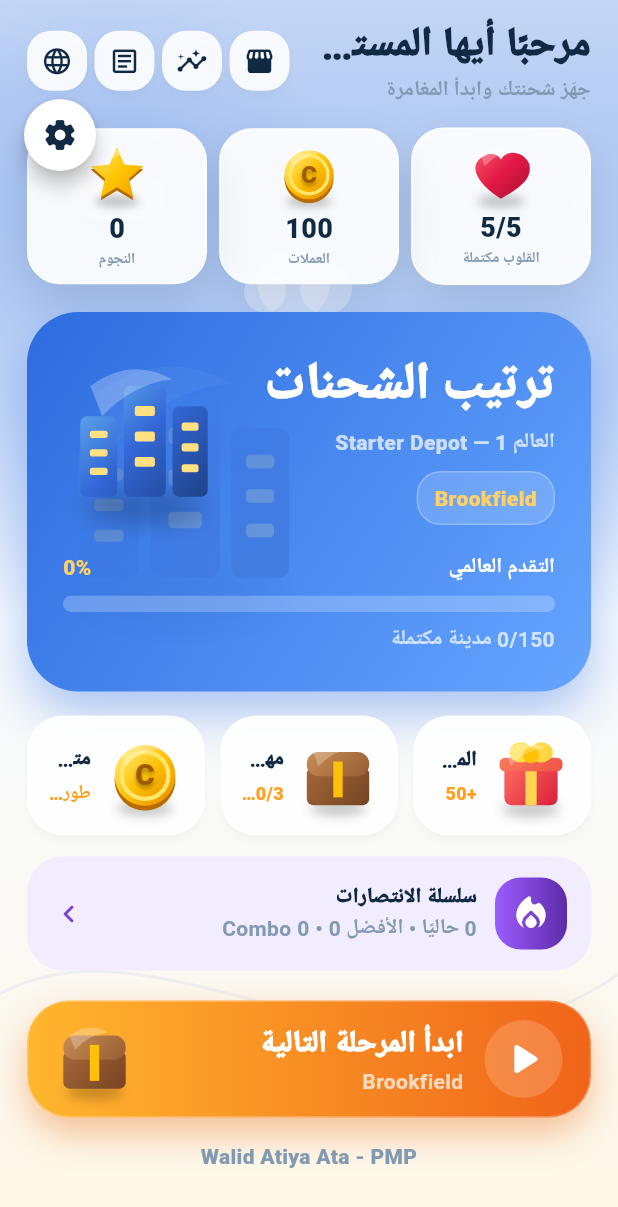
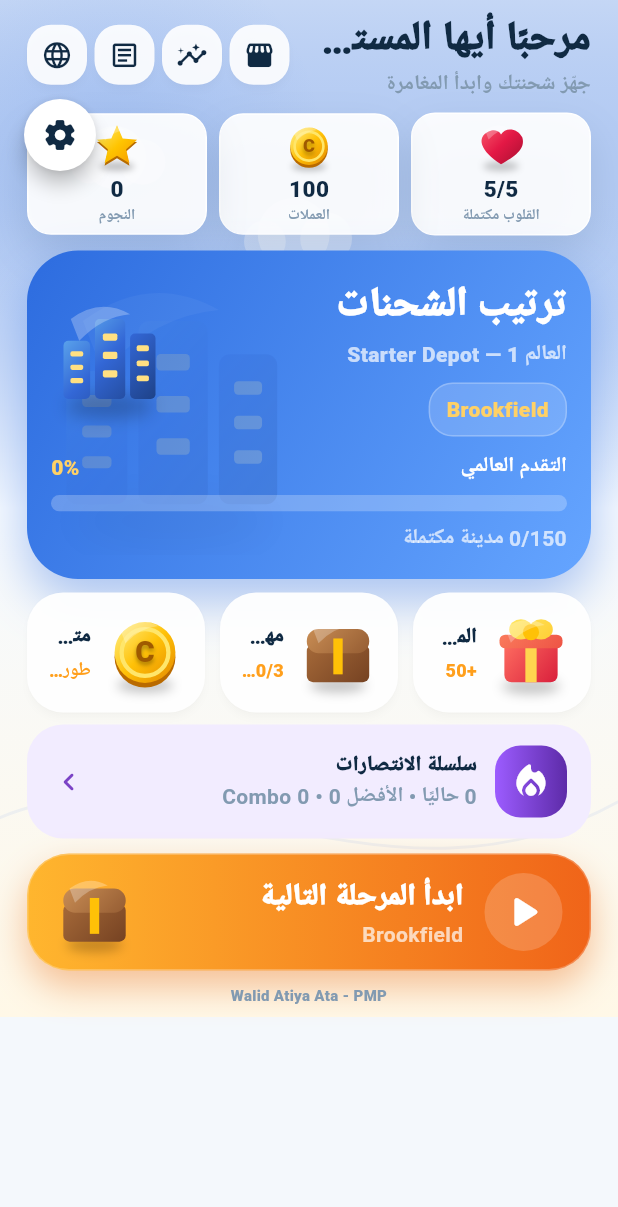
Before and after one commit to walidatiyaai2025-gif/CARGame, a Flutter app: the screen it shows after launch, after a tap on the "language" icon, on a phone screen of 412 x 824 dp. Shown: the top 1207 px of the screen. Run offline on Flutter 3.47's test engine with Material 3 defaults, Android fonts, the phone set to English and light mode, and no system bars; our stand-ins replace google_mobile_ads, shared_preferences; network calls fail; Roboto replaces fonts that are missing (Arial); statements that could not run were skipped.

Commit message:
feat(home): fit fullscreen layout with banner footer [skip ci]

```diff
--- a/lib/features/home/home_screen.dart
+++ b/lib/features/home/home_screen.dart
@@ -1,5 +1,6 @@
 import 'package:flutter/material.dart';
 
+import '../../core/ads/banner_ad_footer.dart';
 import '../../core/logging/log_viewer_screen.dart';
 import '../../core/motion/ambient_motion_background.dart';
 import '../../core/settings/app_settings_store.dart';
@@ -97,6 +98,7 @@ class _HomeScreenState extends State<HomeScreen> {
     final l10n = AppLocalizations.of(context)!;
 
     return Scaffold(
+      bottomNavigationBar: const BannerAdFooter(),
       body: AnimatedBuilder(
         animation: store,
         builder: (context, _) {
@@ -121,13 +123,20 @@ class _HomeScreenState extends State<HomeScreen> {
                   builder: (context, constraints) {
                     final compact = constraints.maxWidth < 390;
                     final horizontal = compact ? 12.0 : 18.0;
-                    return ListView(
+                    return Padding(
                       padding: EdgeInsets.fromLTRB(
                         horizontal,
-                        10,
+                        6,
                         horizontal,
-                        28,
+                        8,
                       ),
+                      child: FittedBox(
+                        fit: BoxFit.scaleDown,
+                        alignment: Alignment.topCenter,
+                        child: SizedBox(
+                          width: constraints.maxWidth - (horizontal * 2),
+                          child: Column(
+                            mainAxisSize: MainAxisSize.min,
                             children: [
                               _TopBar(
                                 ar: ar,
@@ -141,17 +150,18 @@ class _HomeScreenState extends State<HomeScreen> {
                                 ),
                                 onLanguage: widget.onToggleLanguage,
                               ),
-                        const SizedBox(height: 14),
+                              const SizedBox(height: 8),
                               _ResourceStrip(
                                 compact: compact,
-                          hearts: '${store.hearts}/${ProgressStore.maxHearts}',
+                                hearts:
+                                    '${store.hearts}/${ProgressStore.maxHearts}',
                                 heartLabel: _heartTimer(ar),
                                 coins: '${store.coins}',
                                 coinLabel: l10n.coins,
                                 stars: '${store.totalStars}',
                                 starLabel: ar ? 'النجوم' : 'Stars',
                               ),
-                        const SizedBox(height: 18),
+                              const SizedBox(height: 10),
                               _JourneyHero(
                                 ar: ar,
                                 compact: compact,
@@ -164,7 +174,7 @@ class _HomeScreenState extends State<HomeScreen> {
                                 startColor: world.startColor,
                                 endColor: world.endColor,
                               ),
-                        const SizedBox(height: 16),
+                              const SizedBox(height: 9),
                               _QuickActions(
                                 compact: compact,
                                 ar: ar,
@@ -176,7 +186,7 @@ class _HomeScreenState extends State<HomeScreen> {
                                 onMission: _openProgress,
                                 onShop: _openShop,
                               ),
-                        const SizedBox(height: 14),
+                              const SizedBox(height: 8),
                               _StreakPanel(
                                 ar: ar,
                                 current: store.currentWinStreak,
@@ -184,7 +194,7 @@ class _HomeScreenState extends State<HomeScreen> {
                                 combo: store.bestCombo,
                                 onTap: _openProgress,
                               ),
-                        const SizedBox(height: 20),
+                              const SizedBox(height: 10),
                               _StartJourneyButton(
                                 ar: ar,
                                 compact: compact,
@@ -193,17 +203,21 @@ class _HomeScreenState extends State<HomeScreen> {
                                 cityName: currentCity,
                                 onPressed: _openJourney,
                               ),
-                        const SizedBox(height: 16),
+                              const SizedBox(height: 9),
                               const Text(
                                 'Walid Atiya Ata - PMP',
                                 textAlign: TextAlign.center,
                                 style: TextStyle(
                                   color: AppTheme.muted,
+                                  fontSize: 10,
                                   fontWeight: FontWeight.w800,
                                   letterSpacing: .2,
                                 ),
                               ),
                             ],
+                          ),
+                        ),
+                      ),
                     );
                   },
                 ),
@@ -367,10 +381,10 @@ class _ResourceCard extends StatelessWidget {
 
   @override
   Widget build(BuildContext context) => Container(
-    padding: EdgeInsets.symmetric(horizontal: compact ? 7 : 10, vertical: 9),
+    padding: EdgeInsets.symmetric(horizontal: compact ? 7 : 10, vertical: 5),
     decoration: BoxDecoration(
       color: Colors.white.withValues(alpha: .92),
-      borderRadius: BorderRadius.circular(22),
+      borderRadius: BorderRadius.circular(16),
       border: Border.all(color: Colors.white),
       boxShadow: AppTheme.softShadow,
     ),
@@ -378,7 +392,7 @@ class _ResourceCard extends StatelessWidget {
       children: [
         ThreeDGameIcon(
           type: icon,
-          size: compact ? 34 : 42,
+          size: compact ? 27 : 32,
           animate: icon == ThreeDIconType.heart,
         ),
         const SizedBox(height: 2),
@@ -388,7 +402,7 @@ class _ResourceCard extends StatelessWidget {
             value,
             style: TextStyle(
               color: AppTheme.navy,
-              fontSize: compact ? 15 : 18,
+              fontSize: compact ? 13 : 15,
               fontWeight: FontWeight.w900,
             ),
           ),
@@ -435,7 +449,7 @@ class _JourneyHero extends StatelessWidget {
 
   @override
   Widget build(BuildContext context) => Container(
-    padding: EdgeInsets.all(compact ? 18 : 24),
+    padding: EdgeInsets.all(compact ? 12 : 16),
     decoration: BoxDecoration(
       gradient: LinearGradient(
         begin: Alignment.topLeft,
@@ -479,7 +493,7 @@ class _JourneyHero extends StatelessWidget {
                         overflow: TextOverflow.ellipsis,
                         style: TextStyle(
                           color: Colors.white,
-                          fontSize: compact ? 27 : 34,
+                          fontSize: compact ? 22 : 27,
                           fontWeight: FontWeight.w900,
                         ),
                       ),
@@ -522,13 +536,13 @@ class _JourneyHero extends StatelessWidget {
                 const SizedBox(width: 12),
                 ThreeDGameIcon(
                   type: ThreeDIconType.city,
-                  size: compact ? 82 : 108,
+                  size: compact ? 62 : 78,
                   animate: true,
                   semanticLabel: currentCity,
                 ),
               ],
             ),
-            const SizedBox(height: 18),
+            const SizedBox(height: 10),
             Row(
               children: [
                 Expanded(
--- a/lib/main.dart
+++ b/lib/main.dart
@@ -23,6 +23,7 @@ const String _adsServiceName = 'mobile_ads';
 
 void main() {
   WidgetsFlutterBinding.ensureInitialized();
+  unawaited(SystemChrome.setEnabledSystemUIMode(SystemUiMode.immersiveSticky));
   runZonedGuarded<void>(() => runApp(const BootstrapApp()), (
     Object error,
     StackTrace stackTrace,
```
Lines whose indentation alone changed are shown as unchanged.
